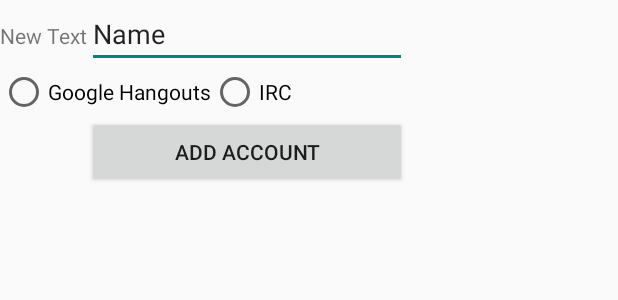
After one commit to Glazastik/OOM, an Android app: the layout fragment_addacount.xml on its own in the app's theme, with its tools: preview values and no code run, on a phone screen of 412 x 824 dp. The commit adds this screen. Shown: the top 300 px of the screen. Run offline under Robolectric (Android 15) with nearby library versions, the phone set to English and light mode, and no system bars.

Commit message:
started working on add account

```diff
--- /dev/null
+++ b/Android/OOM/app/src/main/res/layout/fragment_addacount.xml
@@ -0,0 +1,65 @@
+<?xml version="1.0" encoding="utf-8"?>
+<LinearLayout xmlns:android="http://schemas.android.com/apk/res/android"
+    android:orientation="vertical" android:layout_width="match_parent"
+    android:layout_height="match_parent">
+
+    <TableLayout
+        android:layout_width="fill_parent"
+        android:layout_height="fill_parent">
+
+        <TableRow
+            android:layout_width="fill_parent"
+            android:layout_height="fill_parent">
+
+            <TextView
+                android:layout_width="wrap_content"
+                android:layout_height="wrap_content"
+                android:text="New Text"
+                android:id="@+id/textView2" />
+
+            <EditText
+                android:layout_width="wrap_content"
+                android:layout_height="wrap_content"
+                android:inputType="textPersonName"
+                android:text="Name"
+                android:ems="10"
+                android:id="@+id/editText" />
+        </TableRow>
+
+        <TableRow
+            android:layout_width="fill_parent"
+            android:layout_height="fill_parent">
+
+            <RadioGroup
+                android:layout_width="fill_parent"
+                android:layout_height="fill_parent"
+                android:orientation="horizontal"
+                android:layout_span="2">
+
+                <RadioButton
+                    android:layout_width="wrap_content"
+                    android:layout_height="wrap_content"
+                    android:text="@string/service0"
+                    android:id="@+id/radioService0" />
+
+                <RadioButton
+                    android:layout_width="wrap_content"
+                    android:layout_height="wrap_content"
+                    android:text="@string/service1"
+                    android:id="@+id/radioService1" />
+            </RadioGroup>
+        </TableRow>
+
+        <TableRow
+            android:layout_width="fill_parent"
+            android:layout_height="fill_parent">
+
+            <Button
+                android:layout_width="wrap_content"
+                android:layout_height="wrap_content"
+                android:text="@string/edit_add"
+                android:id="@+id/button2"
+                android:layout_column="1" />
+        </TableRow>
+    </TableLayout>
+</LinearLayout>
--- a/Android/OOM/app/src/main/res/values/strings.xml
+++ b/Android/OOM/app/src/main/res/values/strings.xml
@@ -1,5 +1,8 @@
 <resources>
     <string name="app_name">OOM</string>
+
+    <string name="service0">Google Hangouts</string>
+    <string name="service1">IRC</string>
 
     <string name="navigation_drawer_open">Open navigation drawer</string>
     <string name="navigation_drawer_close">Close navigation drawer</string>
```
